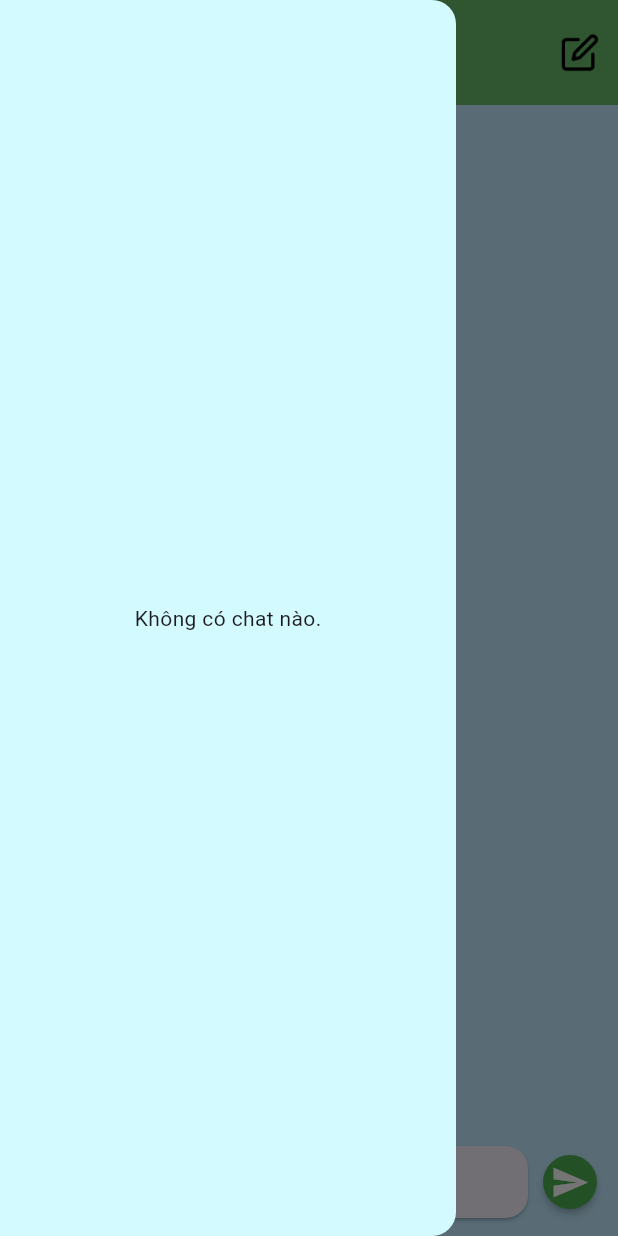
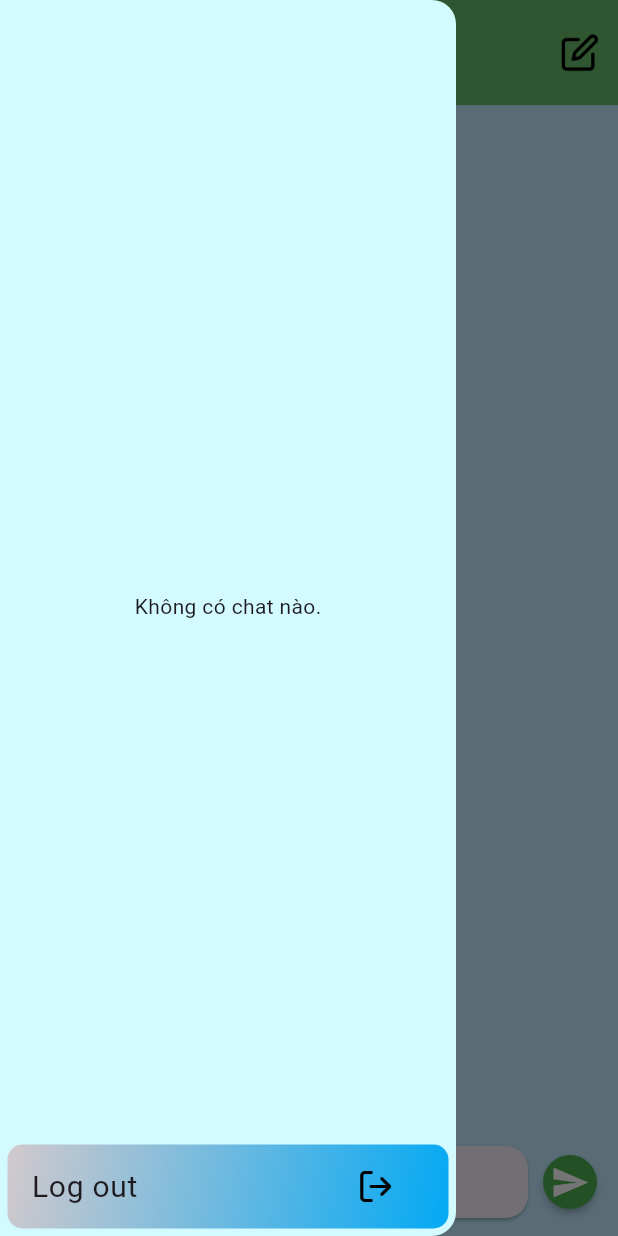
Before and after one commit to danpham04/Chat_GPT, a Flutter app: the HomeScreen screen opened by its route, with the side drawer open, on a phone screen of 412 x 824 dp. Run offline on Flutter 3.47's test engine with Material 3 defaults, Android fonts, the phone set to English and light mode, and no system bars; our stand-ins replace animate_do, avatar_glow, cloud_firestore, dio, firebase_auth, firebase_core and 3 more; accounts and stored records are empty.

Commit message:
cập nhật cài đặt sonaqube

```diff
--- a/lib/data/database/data_firebase_provider.dart
+++ b/lib/data/database/data_firebase_provider.dart
@@ -1,4 +1,3 @@
-import 'package:chat_gpt/data/repositories/api_error.dart';
 import 'package:cloud_firestore/cloud_firestore.dart';
 import 'package:firebase_auth/firebase_auth.dart';
 
@@ -10,9 +9,7 @@ class DataFirebaseProvider {
   //luu du lieu vao firebase
   Future<void> create(
     String title, // Tên tài liệu
-    // String listChatDay,     // Ngày để lưu (có thể là ngày tạo)
     List<Map<String, dynamic>> listMessage,
-    // Danh sách tin nhắn (Map)
   ) async {
     try {
       // Thực hiện lưu dữ liệu vào Firestore
@@ -117,7 +114,7 @@ class DataFirebaseProvider {
           .get();
       return doc.exists;
     } catch (e) {
-      print('Error checking title: $e');
+      // print('Error checking title: $e');
       rethrow;
     }
   }
--- a/lib/data/rest_client.dart
+++ b/lib/data/rest_client.dart
@@ -10,6 +10,7 @@ class RestClient {
     'Authorization': 'Bearer $KEY_CHAT',
     'Content-Type': 'application/json',
   };
+
 
   RestClient ({required String baseUrl}){
     final BaseOptions options = BaseOptions(
--- a/lib/domain/models/request/chat_message_request.dart
+++ b/lib/domain/models/request/chat_message_request.dart
@@ -10,7 +10,6 @@ ChatMessageRequest({
 dynamic toMap() {
     List<Map<String, dynamic>> chatList = listMessage.map((chat) => chat.toMap()).toList();
     return  chatList;
-
   }
 
 }
--- a/lib/presentation/controller/auth/auth_controller.dart
+++ b/lib/presentation/controller/auth/auth_controller.dart
@@ -43,7 +43,7 @@ class AuthController extends GetxController {
       );
       if (user != null) {
         SnackBarhelpers.showCustomSnackbar(
-          title: 'Thành công',
+          title: 'Thông báo',
           message: 'Đăng nhập thành công',
           );
         isLoggedIn = true;
--- a/lib/presentation/page/home_page/home_screen.dart
+++ b/lib/presentation/page/home_page/home_screen.dart
@@ -36,7 +36,9 @@ class HomeScreen extends GetView<HomeScreenController> {
               width: 35,
             ),
             onPressed: () {
-              Get.dialog(NewChatDialog(controller: controller,));
+              Get.dialog(NewChatDialog(
+                controller: controller,
+              ));
             },
           ),
         ],
@@ -58,7 +60,6 @@ class HomeScreen extends GetView<HomeScreenController> {
                     final chatMessage = controller.dataChatApp[index];
                     // biến kiểm tra xem có phải đoạn chat của người dùng không
                     bool isUser = chatMessage.role == 'user';
-
                     // So sánh thời gian của tin nhắn hiện tại với tin nhắn tiếp theo
                     bool showTimestamp = true;
                     if (index < controller.dataChatApp.length - 1) {
@@ -67,7 +68,6 @@ class HomeScreen extends GetView<HomeScreenController> {
                         showTimestamp = false;
                       }
                     }
-
                     return ChatMessageUI(
                       messageContent: chatMessage.content,
                       timestamp: chatMessage.day,
--- a/lib/presentation/page/home_page/widgets/drawer_home.dart
+++ b/lib/presentation/page/home_page/widgets/drawer_home.dart
@@ -19,8 +19,32 @@ class DrawerHome extends StatelessWidget {
       backgroundColor: const Color.fromARGB(255, 211, 251, 255),
       child: Obx(() {
         if (controller.titles.isEmpty) {
-          return const Center(
-            child: Text('Không có chat nào.'),
+          return Column(
+            mainAxisAlignment: MainAxisAlignment.spaceBetween,
+            children: [
+              const SizedBox(
+                height: 50,
+              ),
+              const Center(
+                child: Text('Không có chat nào.'),
+              ),
+              ListTitleApp(
+                onTap: () {
+                  authController.logout();
+                },
+                textTitle: 'Log out',
+                sizeText: 20,
+                radius: 10,
+                widgetTrailing: IconButton(
+                  icon: Image.asset(
+                    AppIcons.logout,
+                    color: Colors.black,
+                    width: 33,
+                  ),
+                  onPressed: () {},
+                ),
+              )
+            ],
           );
         } else {
           return Column(
@@ -49,7 +73,9 @@ class DrawerHome extends StatelessWidget {
                 colorTwo: const Color.fromARGB(31, 255, 255, 255),
                 border: Border.all(width: 1),
                 onTap: () {
-                  Get.dialog(NewChatDialog(controller: controller,));
+                  Get.dialog(NewChatDialog(
+                    controller: controller,
+                  ));
                 },
               ),
               Expanded(
```
Also changed, not shown: lib/presentation/controller/home/home_screen_controller.dart (+6 -8 lines), lib/presentation/page/home_page/widgets/new_chat_dia_log.dart (+3 -4 lines), 1 other file.
